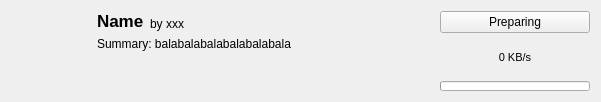
Old version of the form src/ui/modrinth/modrinthmoditemwidget.ui in the repository kaniol-lck/modmanager.
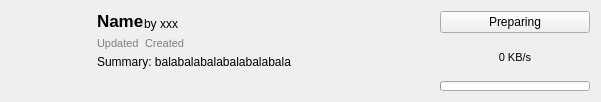
New version of the form. Icons and pictures are not drawn.

Commit message: mod date time info wip

What changed in the file:
```diff
--- a/src/ui/modrinth/modrinthmoditemwidget.ui
+++ b/src/ui/modrinth/modrinthmoditemwidget.ui
@@ -14,7 +14,10 @@
    <string>Form</string>
   </property>
   <layout class="QGridLayout" name="gridLayout">
-   <item row="0" column="0" rowspan="2">
+   <property name="verticalSpacing">
+    <number>2</number>
+   </property>
+   <item row="0" column="0" rowspan="3">
     <widget class="QLabel" name="modIcon">
      <property name="sizePolicy">
       <sizepolicy hsizetype="Fixed" vsizetype="Fixed">
@@ -42,7 +45,72 @@
      </property>
     </widget>
    </item>
-   <item row="0" column="5" rowspan="2">
+   <item row="0" column="1">
+    <layout class="QHBoxLayout" name="horizontalLayout">
+     <item>
+      <widget class="QLabel" name="modName">
+       <property name="sizePolicy">
+        <sizepolicy hsizetype="Preferred" vsizetype="Minimum">
+         <horstretch>0</horstretch>
+         <verstretch>0</verstretch>
+        </sizepolicy>
+       </property>
+       <property name="font">
+        <font>
+         <pointsize>13</pointsize>
+         <weight>75</weight>
+         <bold>true</bold>
+        </font>
+       </property>
+       <property name="toolTip">
+        <string notr="true"/>
+       </property>
+       <property name="text">
+        <string>Name</string>
+       </property>
+       <property name="wordWrap">
+        <bool>false</bool>
+       </property>
+      </widget>
+     </item>
+     <item>
+      <widget class="QLabel" name="modAuthors">
+       <property name="sizePolicy">
+        <sizepolicy hsizetype="Preferred" vsizetype="Preferred">
+         <horstretch>0</horstretch>
+         <verstretch>0</verstretch>
+        </sizepolicy>
+       </property>
+       <property name="toolTip">
+        <string notr="true"/>
+       </property>
+       <property name="text">
+        <string>by xxx</string>
+       </property>
+       <property name="alignment">
+        <set>Qt::AlignBottom|Qt::AlignLeading|Qt::AlignLeft</set>
+       </property>
+      </widget>
+     </item>
+     <item>
+      <layout class="QHBoxLayout" name="tagsLayout"/>
+     </item>
+     <item>
+      <spacer name="horizontalSpacer">
+       <property name="orientation">
+        <enum>Qt::Horizontal</enum>
+       </property>
+       <property name="sizeHint" stdset="0">
+        <size>
+         <width>40</width>
+         <height>20</height>
+        </size>
+       </property>
+      </spacer>
+     </item>
+    </layout>
+   </item>
+   <item row="0" column="2" rowspan="3">
     <layout class="QVBoxLayout" name="verticalLayout">
      <item>
       <widget class="QPushButton" name="downloadButton">
@@ -133,53 +201,70 @@
      </item>
     </layout>
    </item>
-   <item row="0" column="1">
-    <widget class="QLabel" name="modName">
-     <property name="sizePolicy">
-      <sizepolicy hsizetype="Preferred" vsizetype="Minimum">
-       <horstretch>0</horstretch>
-       <verstretch>0</verstretch>
-      </sizepolicy>
-     </property>
+   <item row="1" column="1">
+    <layout class="QHBoxLayout" name="horizontalLayout_2">
+     <item>
+      <widget class="QLabel" name="label">
      <property name="font">
       <font>
-       <pointsize>13</pointsize>
-       <weight>75</weight>
-       <bold>true</bold>
-      </font>
-     </property>
-     <property name="toolTip">
-      <string notr="true"/>
+         <pointsize>8</pointsize>
+        </font>
+       </property>
+       <property name="styleSheet">
+        <string notr="true">color: rgb(127, 127, 127);</string>
      </property>
      <property name="text">
-      <string>Name</string>
-     </property>
-     <property name="wordWrap">
-      <bool>false</bool>
-     </property>
-    </widget>
-   </item>
-   <item row="0" column="2">
-    <widget class="QLabel" name="modAuthors">
-     <property name="sizePolicy">
-      <sizepolicy hsizetype="Preferred" vsizetype="Preferred">
-       <horstretch>0</horstretch>
-       <verstretch>0</verstretch>
-      </sizepolicy>
-     </property>
-     <property name="toolTip">
-      <string notr="true"/>
+        <string>Updated</string>
+       </property>
+      </widget>
+     </item>
+     <item>
+      <widget class="QLabel" name="modUpdateDate">
+       <property name="font">
+        <font>
+         <pointsize>8</pointsize>
+        </font>
+       </property>
+       <property name="styleSheet">
+        <string notr="true">color: rgb(127, 127, 127);</string>
+       </property>
+       <property name="text">
+        <string/>
+       </property>
+      </widget>
+     </item>
+     <item>
+      <widget class="QLabel" name="label_3">
+       <property name="font">
+        <font>
+         <pointsize>8</pointsize>
+        </font>
+       </property>
+       <property name="styleSheet">
+        <string notr="true">color: rgb(127, 127, 127);</string>
      </property>
      <property name="text">
-      <string>by xxx</string>
-     </property>
-     <property name="alignment">
-      <set>Qt::AlignBottom|Qt::AlignLeading|Qt::AlignLeft</set>
-     </property>
-    </widget>
-   </item>
-   <item row="0" column="4">
-    <spacer name="horizontalSpacer">
+        <string>Created</string>
+       </property>
+      </widget>
+     </item>
+     <item>
+      <widget class="QLabel" name="modCreateDate">
+       <property name="font">
+        <font>
+         <pointsize>8</pointsize>
+        </font>
+       </property>
+       <property name="styleSheet">
+        <string notr="true">color: rgb(127, 127, 127);</string>
+       </property>
+       <property name="text">
+        <string/>
+       </property>
+      </widget>
+     </item>
+     <item>
+      <spacer name="horizontalSpacer_2">
      <property name="orientation">
       <enum>Qt::Horizontal</enum>
      </property>
@@ -191,7 +276,9 @@
      </property>
     </spacer>
    </item>
-   <item row="1" column="1" colspan="4">
+    </layout>
+   </item>
+   <item row="2" column="1">
     <widget class="QLabel" name="modSummary">
      <property name="sizePolicy">
       <sizepolicy hsizetype="Preferred" vsizetype="Expanding">
```
Left out of the diff: 3 changed lines with no effect on the pictures. Lines whose indentation alone changed are shown as unchanged. The commit also changes 7 other files.
